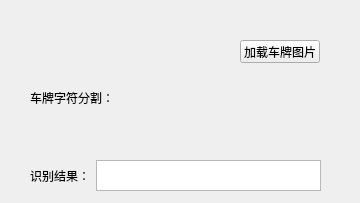
625607188/LPR, file Gui/车牌识别调试窗口.ui: the form before one commit.
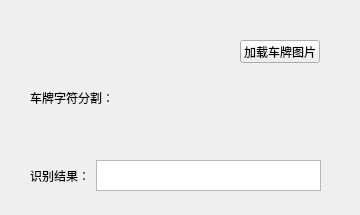
The form after the commit.

Diff of the .ui file:
```diff
--- a/Gui/车牌识别调试窗口.ui
+++ b/Gui/车牌识别调试窗口.ui
@@ -7,7 +7,7 @@
     <x>0</x>
     <y>0</y>
     <width>360</width>
-    <height>203</height>
+    <height>215</height>
    </rect>
   </property>
   <property name="windowTitle">
```
Left out of the diff: 25 changed lines with no effect on the pictures.
